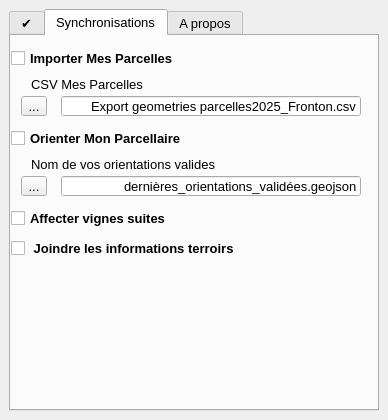
jhemmi/MonParcellaire, file mon_parcellaire_dockwidget_base.ui: the form before one commit.
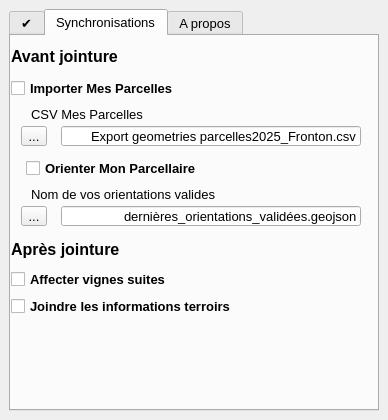
The form after the commit. The open tabs and pages were chosen to show the change.

The edit to the form file:
```diff
--- a/mon_parcellaire_dockwidget_base.ui
+++ b/mon_parcellaire_dockwidget_base.ui
@@ -364,7 +364,7 @@
           <property name="geometry">
            <rect>
             <x>10</x>
-            <y>140</y>
+            <y>170</y>
             <width>26</width>
             <height>20</height>
            </rect>
@@ -391,19 +391,80 @@
          <widget class="QWidget" name="verticalLayoutWidget_2">
           <property name="geometry">
            <rect>
-            <x>10</x>
-            <y>240</y>
-            <width>351</width>
-            <height>108</height>
+            <x>0</x>
+            <y>200</y>
+            <width>361</width>
+            <height>81</height>
            </rect>
           </property>
-          <layout class="QVBoxLayout" name="verticalLayout_2"/>
+          <layout class="QVBoxLayout" name="verticalLayout_2">
+           <item>
+            <widget class="QLabel" name="label_apres">
+             <property name="sizePolicy">
+              <sizepolicy hsizetype="Preferred" vsizetype="Preferred">
+               <horstretch>0</horstretch>
+               <verstretch>0</verstretch>
+              </sizepolicy>
+             </property>
+             <property name="maximumSize">
+              <size>
+               <width>16777215</width>
+               <height>30</height>
+              </size>
+             </property>
+             <property name="font">
+              <font>
+               <pointsize>12</pointsize>
+               <weight>75</weight>
+               <bold>true</bold>
+              </font>
+             </property>
+             <property name="toolTip">
+              <string/>
+             </property>
+             <property name="text">
+              <string>Après jointure</string>
+             </property>
+             <property name="alignment">
+              <set>Qt::AlignLeading|Qt::AlignLeft|Qt::AlignVCenter</set>
+             </property>
+            </widget>
+           </item>
+           <item>
+            <widget class="QCheckBox" name="Suite_checkBox">
+             <property name="font">
+              <font>
+               <pointsize>10</pointsize>
+               <weight>75</weight>
+               <bold>true</bold>
+              </font>
+             </property>
+             <property name="text">
+              <string>Affecter vignes suites</string>
+             </property>
+            </widget>
+           </item>
+           <item>
+            <widget class="QCheckBox" name="Terroir_checkBox">
+             <property name="font">
+              <font>
+               <pointsize>10</pointsize>
+               <weight>75</weight>
+               <bold>true</bold>
+              </font>
+             </property>
+             <property name="text">
+              <string>Joindre les informations terroirs</string>
+             </property>
+            </widget>
+           </item>
+          </layout>
          </widget>
          <widget class="QCheckBox" name="Mes_Parcelles_checkBox">
           <property name="geometry">
            <rect>
             <x>0</x>
-            <y>10</y>
+            <y>40</y>
             <width>349</width>
             <height>25</height>
            </rect>
@@ -423,7 +484,7 @@
           <property name="geometry">
            <rect>
             <x>20</x>
-            <y>40</y>
+            <y>70</y>
             <width>191</width>
             <height>17</height>
            </rect>
@@ -459,7 +520,7 @@
           <property name="geometry">
            <rect>
             <x>50</x>
-            <y>60</y>
+            <y>90</y>
             <width>300</width>
             <height>20</height>
            </rect>
@@ -505,7 +566,7 @@
           <property name="geometry">
            <rect>
             <x>20</x>
-            <y>120</y>
+            <y>150</y>
             <width>349</width>
             <height>17</height>
            </rect>
@@ -541,7 +602,7 @@
           <property name="geometry">
            <rect>
             <x>50</x>
-            <y>140</y>
+            <y>170</y>
             <width>300</width>
             <height>20</height>
            </rect>
@@ -586,8 +647,8 @@
          <widget class="QCheckBox" name="Orientation_checkBox">
           <property name="geometry">
            <rect>
-            <x>0</x>
-            <y>90</y>
+            <x>15</x>
+            <y>120</y>
             <width>349</width>
             <height>25</height>
            </rect>
@@ -607,7 +668,7 @@
           <property name="geometry">
            <rect>
             <x>10</x>
-            <y>60</y>
+            <y>90</y>
             <width>26</width>
             <height>20</height>
            </rect>
@@ -631,44 +692,39 @@
            <string>...</string>
           </property>
          </widget>
-         <widget class="QCheckBox" name="Suite_checkBox">
+         <widget class="QLabel" name="label_apres_2">
           <property name="geometry">
            <rect>
             <x>0</x>
-            <y>170</y>
-            <width>349</width>
-            <height>25</height>
+            <y>10</y>
+            <width>359</width>
+            <height>21</height>
            </rect>
           </property>
-          <property name="font">
-           <font>
-            <pointsize>10</pointsize>
-            <weight>75</weight>
-            <bold>true</bold>
-           </font>
+          <property name="sizePolicy">
+           <sizepolicy hsizetype="Preferred" vsizetype="Preferred">
+            <horstretch>0</horstretch>
+            <verstretch>0</verstretch>
+           </sizepolicy>
           </property>
-          <property name="text">
-           <string>Affecter vignes suites</string>
+          <property name="maximumSize">
+           <size>
+            <width>16777215</width>
+            <height>30</height>
+           </size>
           </property>
-         </widget>
-         <widget class="QCheckBox" name="Terroir_checkBox">
-          <property name="geometry">
-           <rect>
-            <x>0</x>
-            <y>200</y>
-            <width>349</width>
-            <height>25</height>
-           </rect>
-          </property>
           <property name="font">
            <font>
-            <pointsize>10</pointsize>
+            <pointsize>12</pointsize>
             <weight>75</weight>
             <bold>true</bold>
            </font>
           </property>
           <property name="text">
-           <string> Joindre les informations terroirs</string>
+           <string>Avant jointure</string>
+          </property>
+          <property name="alignment">
+           <set>Qt::AlignLeading|Qt::AlignLeft|Qt::AlignVCenter</set>
           </property>
          </widget>
         </widget>
```
Left out of the diff: 3 changed lines with no effect on the pictures.
